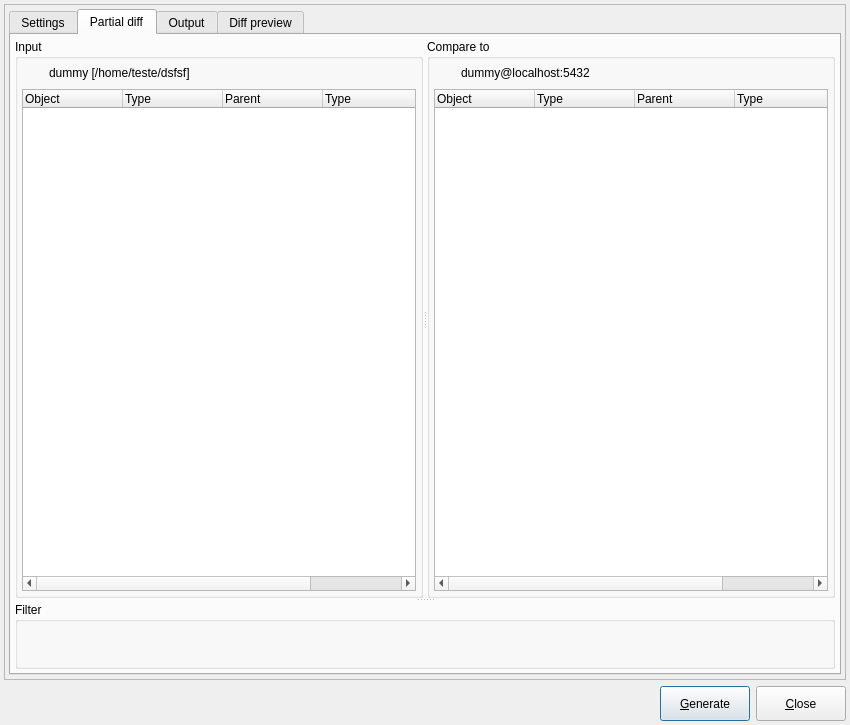
This is libpgmodeler_ui/ui/modeldatabasediffform.ui in pgmodeler/pgmodeler as Qt 5 draws it before an edit. The edited form follows.
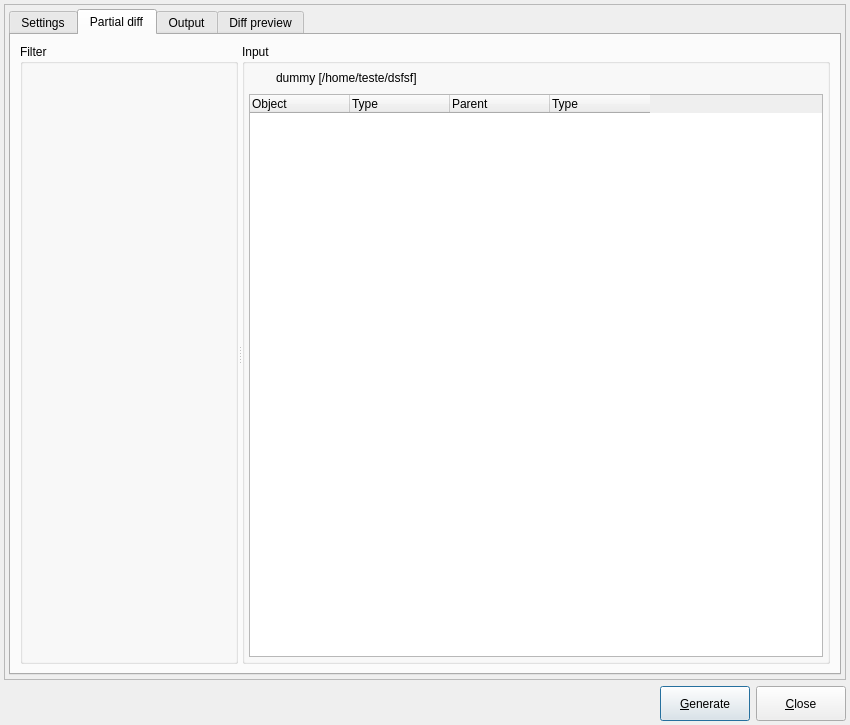
This is the edited form. The open tabs and pages were chosen to show the change. Icons and pictures are not drawn.

Commit message:
Minor adjustemnt in Catalog::getFilterableObjectNames
Temporarily disabling sorting in object type combo in
ObjectsFilterWidget

What changed in the file:
```diff
--- a/libpgmodeler_ui/ui/modeldatabasediffform.ui
+++ b/libpgmodeler_ui/ui/modeldatabasediffform.ui
@@ -1398,26 +1398,7 @@
           <string>Partial diff</string>
          </attribute>
          <layout class="QGridLayout" name="gridLayout">
-          <property name="leftMargin">
-           <number>4</number>
-          </property>
-          <property name="topMargin">
-           <number>4</number>
-          </property>
-          <property name="rightMargin">
-           <number>4</number>
-          </property>
-          <property name="bottomMargin">
-           <number>4</number>
-          </property>
           <item row="0" column="0">
-           <widget class="QSplitter" name="pd_vsplitter">
-            <property name="orientation">
-             <enum>Qt::Vertical</enum>
-            </property>
-            <property name="childrenCollapsible">
-             <bool>false</bool>
-            </property>
             <widget class="QSplitter" name="pd_hsplitter">
              <property name="orientation">
               <enum>Qt::Horizontal</enum>
@@ -1425,6 +1406,17 @@
              <property name="childrenCollapsible">
               <bool>false</bool>
              </property>
+            <widget class="QGroupBox" name="pd_filter_gb">
+             <property name="sizePolicy">
+              <sizepolicy hsizetype="Expanding" vsizetype="Preferred">
+               <horstretch>0</horstretch>
+               <verstretch>0</verstretch>
+              </sizepolicy>
+             </property>
+             <property name="title">
+              <string>Filter</string>
+             </property>
+            </widget>
              <widget class="QGroupBox" name="pd_input_gb">
               <property name="sizePolicy">
                <sizepolicy hsizetype="Expanding" vsizetype="Expanding">
@@ -1570,164 +1562,6 @@
                 </widget>
                </item>
               </layout>
-             </widget>
-             <widget class="QGroupBox" name="pd_compare_to_gb">
-              <property name="sizePolicy">
-               <sizepolicy hsizetype="Expanding" vsizetype="Expanding">
-                <horstretch>0</horstretch>
-                <verstretch>0</verstretch>
-               </sizepolicy>
-              </property>
-              <property name="title">
-               <string>Compare to</string>
-              </property>
-              <layout class="QVBoxLayout" name="verticalLayout_10">
-               <property name="leftMargin">
-                <number>4</number>
-               </property>
-               <property name="topMargin">
-                <number>4</number>
-               </property>
-               <property name="rightMargin">
-                <number>4</number>
-               </property>
-               <property name="bottomMargin">
-                <number>4</number>
-               </property>
-               <item>
-                <layout class="QHBoxLayout" name="horizontalLayout_12">
-                 <property name="spacing">
-                  <number>0</number>
-                 </property>
-                 <item>
-                  <widget class="QLabel" name="pd_compare_to_ico_lbl">
-                   <property name="minimumSize">
-                    <size>
-                     <width>20</width>
-                     <height>20</height>
-                    </size>
-                   </property>
-                   <property name="maximumSize">
-                    <size>
-                     <width>22</width>
-                     <height>22</height>
-                    </size>
-                   </property>
-                   <property name="text">
-                    <string/>
-                   </property>
-                   <property name="pixmap">
-                    <pixmap resource="../res/resources.qrc">:/icones/icones/database.png</pixmap>
-                   </property>
-                   <property name="scaledContents">
-                    <bool>true</bool>
-                   </property>
-                  </widget>
-                 </item>
-                 <item>
-                  <widget class="QLabel" name="pd_compare_to_lbl">
-                   <property name="sizePolicy">
-                    <sizepolicy hsizetype="Preferred" vsizetype="Preferred">
-                     <horstretch>0</horstretch>
-                     <verstretch>0</verstretch>
-                    </sizepolicy>
-                   </property>
-                   <property name="text">
-                    <string>dummy@localhost:5432</string>
-                   </property>
-                   <property name="indent">
-                    <number>5</number>
-                   </property>
-                  </widget>
-                 </item>
-                </layout>
-               </item>
-               <item>
-                <widget class="QTableWidget" name="filtered_objs_tbw_2">
-                 <property name="enabled">
-                  <bool>true</bool>
-                 </property>
-                 <property name="editTriggers">
-                  <set>QAbstractItemView::NoEditTriggers</set>
-                 </property>
-                 <property name="alternatingRowColors">
-                  <bool>true</bool>
-                 </property>
-                 <property name="selectionMode">
-                  <enum>QAbstractItemView::ExtendedSelection</enum>
-                 </property>
-                 <property name="selectionBehavior">
-                  <enum>QAbstractItemView::SelectRows</enum>
-                 </property>
-                 <property name="gridStyle">
-                  <enum>Qt::SolidLine</enum>
-                 </property>
-                 <property name="sortingEnabled">
-                  <bool>true</bool>
-                 </property>
-                 <column>
-                  <property name="text">
-                   <string>Object</string>
-                  </property>
-                  <property name="textAlignment">
-                   <set>AlignLeading|AlignVCenter</set>
-                  </property>
-                  <property name="icon">
-                   <iconset resource="../res/resources.qrc">
-                    <normaloff>:/icones/icones/table.png</normaloff>:/icones/icones/table.png</iconset>
-                  </property>
-                 </column>
-                 <column>
-                  <property name="text">
-                   <string>Type</string>
-                  </property>
-                  <property name="textAlignment">
-                   <set>AlignLeading|AlignVCenter</set>
-                  </property>
-                  <property name="icon">
-                   <iconset resource="../res/resources.qrc">
-                    <normaloff>:/icones/icones/usertype.png</normaloff>:/icones/icones/usertype.png</iconset>
-                  </property>
-                 </column>
-                 <column>
-                  <property name="text">
-                   <string>Parent</string>
-                  </property>
-                  <property name="textAlignment">
-                   <set>AlignLeading|AlignVCenter</set>
-                  </property>
-                  <property name="icon">
-                   <iconset resource="../res/resources.qrc">
-                    <normaloff>:/icones/icones/schema.png</normaloff>:/icones/icones/schema.png</iconset>
-                  </property>
-                 </column>
-                 <column>
-                  <property name="text">
-                   <string>Type</string>
-                  </property>
-                  <property name="textAlignment">
-                   <set>AlignLeading|AlignVCenter</set>
-                  </property>
-                  <property name="icon">
-                   <iconset resource="../res/resources.qrc">
-                    <normaloff>:/icones/icones/usertype.png</normaloff>:/icones/icones/usertype.png</iconset>
-                  </property>
-                 </column>
-                </widget>
-               </item>
-              </layout>
-             </widget>
-            </widget>
-            <widget class="QGroupBox" name="pd_filter_gb">
-             <property name="sizePolicy">
-              <sizepolicy hsizetype="Expanding" vsizetype="Preferred">
-               <horstretch>0</horstretch>
-               <verstretch>0</verstretch>
-              </sizepolicy>
-             </property>
-             <property name="title">
-              <string>Filter</string>
-             </property>
             </widget>
            </widget>
           </item>
```
Left out of the diff: 2 changed lines with no effect on the pictures. Lines whose indentation alone changed are shown as unchanged. The commit also changes 4 other files.
